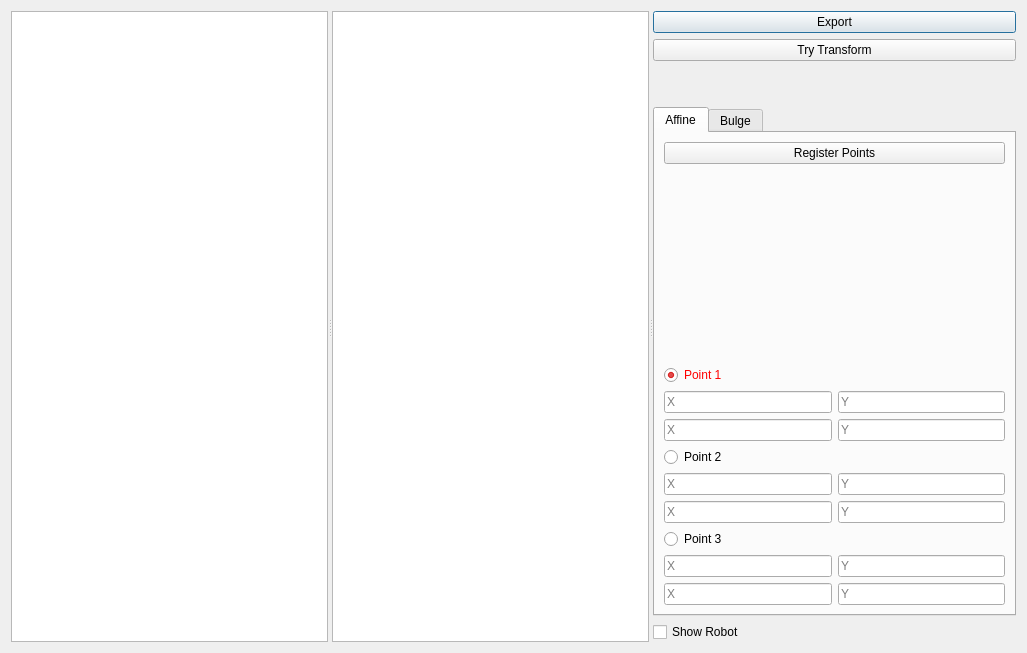
Above: remote_nav/interfaces/mapTransform.ui from OSUrobotics/Privacy-GUI before the change. Below: the same form after it.
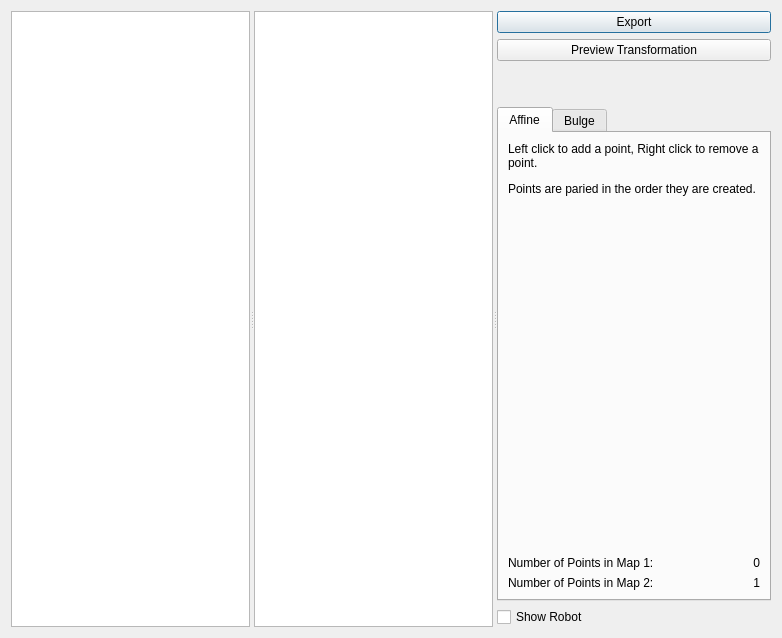
That is the form after the change. Custom widgets are drawn as their Qt base class.

Commit message: Overhauls affine settings panel

```diff
--- a/remote_nav/interfaces/mapTransform.ui
+++ b/remote_nav/interfaces/mapTransform.ui
@@ -6,8 +6,8 @@
    <rect>
     <x>0</x>
     <y>0</y>
-    <width>1027</width>
-    <height>653</height>
+    <width>782</width>
+    <height>638</height>
    </rect>
   </property>
   <property name="windowTitle">
@@ -44,7 +44,7 @@
        <item>
         <widget class="QPushButton" name="transform_btn">
          <property name="text">
-          <string>Try Transform</string>
+          <string>Preview Transformation</string>
          </property>
         </widget>
        </item>
@@ -75,81 +75,58 @@
           </attribute>
           <layout class="QVBoxLayout" name="verticalLayout_3">
            <item>
-            <layout class="QVBoxLayout" name="affineLayout">
-             <item alignment="Qt::AlignTop">
-              <widget class="QPushButton" name="newPt_btn">
+            <widget class="QLabel" name="label_6">
+             <property name="text">
+              <string>&lt;html&gt;&lt;head/&gt;&lt;body&gt;&lt;p&gt;Left click to add a point, Right click to remove a point. &lt;/p&gt;&lt;p&gt;Points are paried in the order they are created.&lt;/p&gt;&lt;/body&gt;&lt;/html&gt;</string>
+             </property>
+             <property name="wordWrap">
+              <bool>true</bool>
+             </property>
+            </widget>
+           </item>
+           <item>
+            <spacer name="verticalSpacer_2">
+             <property name="orientation">
+              <enum>Qt::Vertical</enum>
+             </property>
+             <property name="sizeHint" stdset="0">
+              <size>
+               <width>20</width>
+               <height>40</height>
+              </size>
+             </property>
+            </spacer>
+           </item>
+           <item>
+            <layout class="QHBoxLayout" name="horizontalLayout">
+             <item>
+              <widget class="QLabel" name="label">
                <property name="text">
-                <string>Register Points</string>
+                <string>Number of Points in Map 1: </string>
                </property>
               </widget>
              </item>
              <item>
-              <widget class="QRadioButton" name="point1">
-               <property name="acceptDrops">
-                <bool>false</bool>
-               </property>
-               <property name="styleSheet">
-                <string notr="true">color:red</string>
-               </property>
+              <widget class="QLabel" name="label_4">
                <property name="text">
-                <string>Point 1</string>
+                <string>0</string>
                </property>
-               <property name="checked">
-                <bool>true</bool>
+               <property name="alignment">
+                <set>Qt::AlignRight|Qt::AlignTrailing|Qt::AlignVCenter</set>
                </property>
                <attribute name="buttonGroup">
                 <string notr="true">buttonGroup</string>
                </attribute>
               </widget>
              </item>
+            </layout>
+           </item>
+           <item>
+            <layout class="QHBoxLayout" name="horizontalLayout_3">
              <item>
-              <layout class="QGridLayout" name="gridLayout">
-               <item row="0" column="0">
-                <widget class="QLineEdit" name="p1_x1">
-                 <property name="readOnly">
-                  <bool>true</bool>
-                 </property>
-                 <property name="placeholderText">
-                  <string>X</string>
-                 </property>
-                </widget>
-               </item>
-               <item row="0" column="1">
-                <widget class="QLineEdit" name="p1_y1">
-                 <property name="readOnly">
-                  <bool>true</bool>
-                 </property>
-                 <property name="placeholderText">
-                  <string>Y</string>
-                 </property>
-                </widget>
-               </item>
-               <item row="1" column="0">
-                <widget class="QLineEdit" name="p1_x2">
-                 <property name="readOnly">
-                  <bool>true</bool>
-                 </property>
-                 <property name="placeholderText">
-                  <string>X</string>
-                 </property>
-                </widget>
-               </item>
-               <item row="1" column="1">
-                <widget class="QLineEdit" name="p1_y2">
-                 <property name="readOnly">
-                  <bool>true</bool>
-                 </property>
-                 <property name="placeholderText">
-                  <string>Y</string>
-                 </property>
-                </widget>
-               </item>
-              </layout>
-             </item>
-             <item>
-              <widget class="QRadioButton" name="point2">
+              <widget class="QLabel" name="label_3">
                <property name="text">
-                <string>Point 2</string>
+                <string>Number of Points in Map 2: </string>
                </property>
                <attribute name="buttonGroup">
                 <string notr="true">buttonGroup</string>
@@ -157,103 +134,15 @@
               </widget>
              </item>
              <item>
-              <layout class="QGridLayout" name="gridLayout_2">
-               <item row="0" column="0">
-                <widget class="QLineEdit" name="p2_x1">
-                 <property name="readOnly">
-                  <bool>true</bool>
-                 </property>
-                 <property name="placeholderText">
-                  <string>X</string>
-                 </property>
-                </widget>
-               </item>
-               <item row="0" column="1">
-                <widget class="QLineEdit" name="p2_y1">
-                 <property name="readOnly">
-                  <bool>true</bool>
-                 </property>
-                 <property name="placeholderText">
-                  <string>Y</string>
-                 </property>
-                </widget>
-               </item>
-               <item row="1" column="0">
-                <widget class="QLineEdit" name="p2_x2">
-                 <property name="readOnly">
-                  <bool>true</bool>
-                 </property>
-                 <property name="placeholderText">
-                  <string>X</string>
-                 </property>
-                </widget>
-               </item>
-               <item row="1" column="1">
-                <widget class="QLineEdit" name="p2_y2">
-                 <property name="readOnly">
-                  <bool>true</bool>
-                 </property>
-                 <property name="placeholderText">
-                  <string>Y</string>
-                 </property>
-                </widget>
-               </item>
-              </layout>
-             </item>
-             <item>
-              <widget class="QRadioButton" name="point3">
+              <widget class="QLabel" name="label_5">
                <property name="text">
-                <string>Point 3</string>
+                <string>1</string>
                </property>
-               <attribute name="buttonGroup">
-                <string notr="true">buttonGroup</string>
-               </attribute>
+               <property name="alignment">
+                <set>Qt::AlignRight|Qt::AlignTrailing|Qt::AlignVCenter</set>
+               </property>
               </widget>
              </item>
-             <item>
-              <layout class="QGridLayout" name="gridLayout_3">
-               <item row="0" column="0">
-                <widget class="QLineEdit" name="p3_x1">
-                 <property name="readOnly">
-                  <bool>true</bool>
-                 </property>
-                 <property name="placeholderText">
-                  <string>X</string>
-                 </property>
-                </widget>
-               </item>
-               <item row="0" column="1">
-                <widget class="QLineEdit" name="p3_y1">
-                 <property name="readOnly">
-                  <bool>true</bool>
-                 </property>
-                 <property name="placeholderText">
-                  <string>Y</string>
-                 </property>
-                </widget>
-               </item>
-               <item row="1" column="0">
-                <widget class="QLineEdit" name="p3_x2">
-                 <property name="readOnly">
-                  <bool>true</bool>
-                 </property>
-                 <property name="placeholderText">
-                  <string>X</string>
-                 </property>
-                </widget>
-               </item>
-               <item row="1" column="1">
-                <widget class="QLineEdit" name="p3_y2">
-                 <property name="readOnly">
-                  <bool>true</bool>
-                 </property>
-                 <property name="placeholderText">
-                  <string>Y</string>
-                 </property>
-                </widget>
-               </item>
-              </layout>
-             </item>
             </layout>
            </item>
           </layout>
```
Left out of the diff: 18 changed lines with no effect on the pictures.
